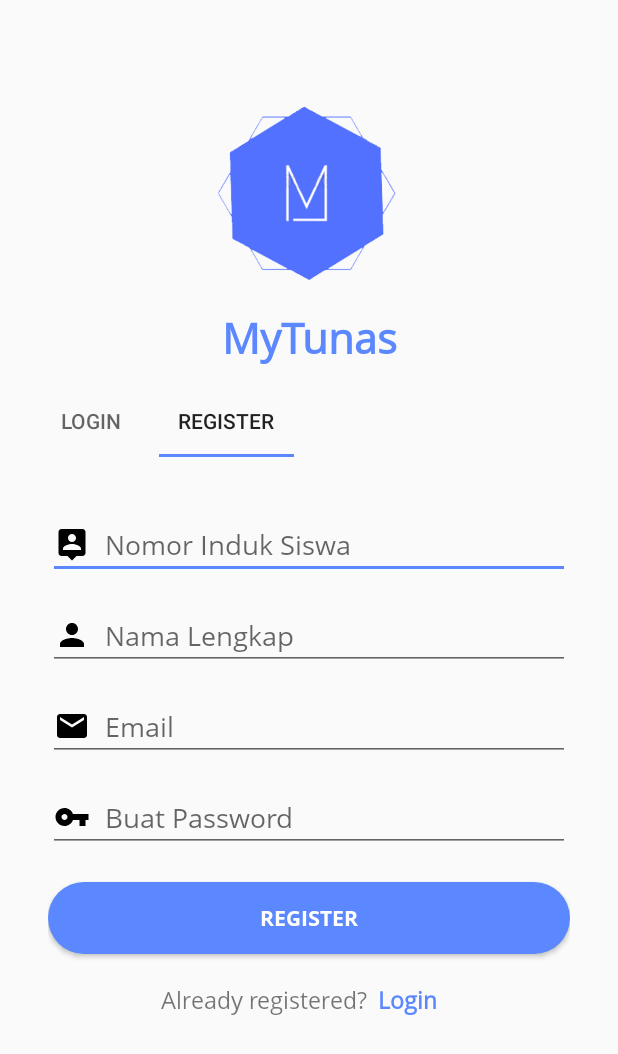
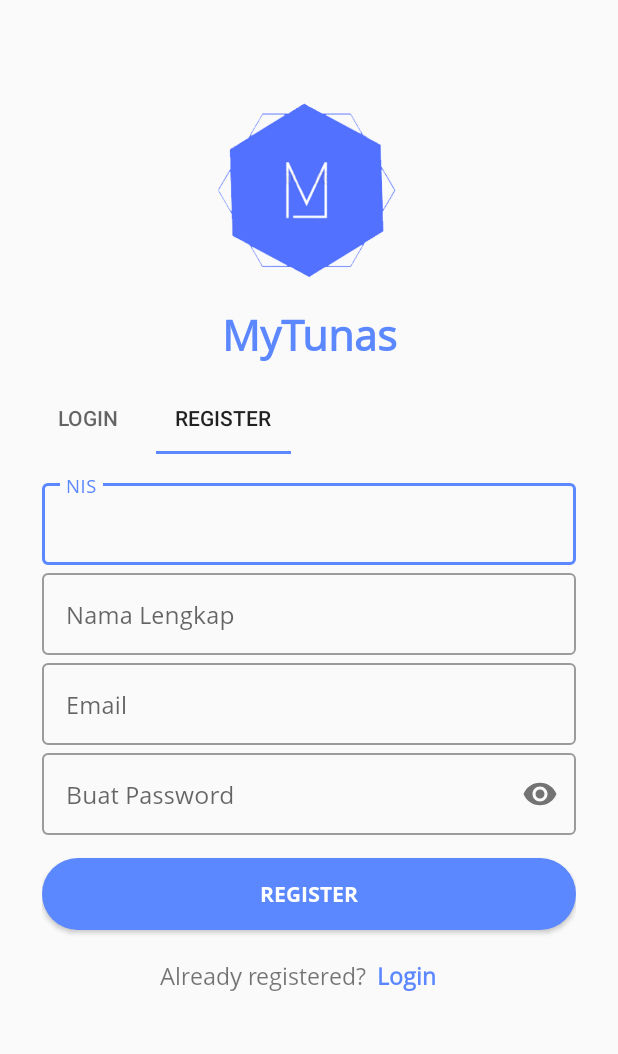
Before and after one commit to yosafatrend/MyTunasRe, an Android app: the screen it shows after launch (Main2Activity), tab 2 chosen, on a phone screen of 412 x 824 dp. Shown: the top 1054 px of the screen. Run offline under Robolectric (Android 15) with nearby library versions, the phone set to English and light mode, and no system bars; our stand-ins replace Firebase (no records; nobody signed in at launch, a user with empty details on screens opened directly); 1 statement that could not run was skipped.

Commit message:
merevisi input layout

```diff
--- a/app/build.gradle
+++ b/app/build.gradle
@@ -31,5 +31,7 @@ dependencies {
     testImplementation 'junit:junit:4.12'
     androidTestImplementation 'androidx.test.ext:junit:1.1.1'
     androidTestImplementation 'androidx.test.espresso:espresso-core:3.2.0'
-    implementation 'com.google.android.material:material:1.1.0'
+    implementation 'com.google.android.material:material:1.0.0'
+    //noinspection GradleCompatible
+    implementation 'com.android.support:design:28.0.0'
 }
--- a/app/src/main/java/com/spect/mytunas/LoginFragment.java
+++ b/app/src/main/java/com/spect/mytunas/LoginFragment.java
@@ -18,11 +18,12 @@ import android.widget.Toast;
 
 import com.google.android.gms.tasks.OnCompleteListener;
 import com.google.android.gms.tasks.Task;
+import com.google.android.material.textfield.TextInputEditText;
 import com.google.firebase.auth.AuthResult;
 import com.google.firebase.auth.FirebaseAuth;
 
 public class LoginFragment extends Fragment {
-    private EditText edtEmail, edtPass;
+    private TextInputEditText edtEmail, edtPass;
     private Button btnLogin;
     ProgressBar progressBar;
     FirebaseAuth mAuth;
@@ -38,8 +39,8 @@ public class LoginFragment extends Fragment {
         // Inflate the layout for this fragment
         View v = inflater.inflate(R.layout.fragment_login, container, false);
 
-        edtEmail = v.findViewById(R.id.edtEmailLog);
-        edtPass = v.findViewById(R.id.edtPassLog);
+        edtEmail = v.findViewById(R.id.edtEmail);
+        edtPass = v.findViewById(R.id.edtPass);
         btnLogin = v.findViewById(R.id.btnLogin);
         mAuth = FirebaseAuth.getInstance();
         progressBar = v.findViewById(R.id.progressBar);
--- a/app/src/main/java/com/spect/mytunas/Main2Activity.java
+++ b/app/src/main/java/com/spect/mytunas/Main2Activity.java
@@ -14,6 +14,7 @@ import android.widget.Toast;
 
 import com.google.android.material.tabs.TabItem;
 import com.google.android.material.tabs.TabLayout;
+import com.google.android.material.textfield.TextInputEditText;
 import com.google.firebase.database.DataSnapshot;
 import com.google.firebase.database.DatabaseError;
 import com.google.firebase.database.DatabaseReference;
@@ -22,7 +23,7 @@ import com.google.firebase.database.Query;
 import com.google.firebase.database.ValueEventListener;
 
 public class Main2Activity extends AppCompatActivity {
-    EditText edtNis, edtPass, edtNama;
+    TextInputEditText edtNis, edtPass, edtNama;
     Button btnRegist;
     private DatabaseReference Siswa;
 
--- a/app/src/main/java/com/spect/mytunas/RegisterFragment.java
+++ b/app/src/main/java/com/spect/mytunas/RegisterFragment.java
@@ -20,6 +20,7 @@ import android.widget.Toast;
 
 import com.google.android.gms.tasks.OnCompleteListener;
 import com.google.android.gms.tasks.Task;
+import com.google.android.material.textfield.TextInputEditText;
 import com.google.firebase.auth.AuthResult;
 import com.google.firebase.auth.FirebaseAuth;
 import com.google.firebase.auth.FirebaseAuthUserCollisionException;
@@ -35,7 +36,7 @@ import com.google.firebase.database.ValueEventListener;
  * A simple {@link Fragment} subclass.
  */
 public class RegisterFragment extends Fragment {
-    EditText edtNis, edtPass, edtNama, edtEmail;
+    TextInputEditText edtNis, edtPass, edtNama, edtEmail;
     Button btnRegist;
     ProgressBar progressBar;
     private DatabaseReference Siswa;
--- a/app/src/main/res/layout/activity_main2.xml
+++ b/app/src/main/res/layout/activity_main2.xml
@@ -5,7 +5,7 @@
     android:layout_width="match_parent"
     android:layout_height="match_parent"
     android:orientation="vertical"
-    android:padding="16dp"
+    android:padding="14dp"
     tools:context=".Main2Activity">
 
     <ImageView
--- a/app/src/main/res/layout/fragment_login.xml
+++ b/app/src/main/res/layout/fragment_login.xml
@@ -5,6 +5,7 @@
     android:layout_width="match_parent"
     android:layout_height="match_parent"
     tools:context=".LoginFragment">
+
     <ProgressBar
         android:id="@+id/progressBar"
         android:layout_width="match_parent"
@@ -12,45 +13,63 @@
         android:indeterminateDrawable="@drawable/stylepb"
         android:indeterminateDuration="@android:integer/config_mediumAnimTime"
         android:visibility="visible" />
+
     <ScrollView
         android:layout_width="match_parent"
         android:layout_height="match_parent">
+
         <androidx.constraintlayout.widget.ConstraintLayout
             android:layout_width="match_parent"
-        android:padding="16sp"
-        android:layout_height="match_parent">
+            android:layout_height="match_parent"
+            android:padding="14dp"
+            >
 
-        <EditText
+            <com.google.android.material.textfield.TextInputLayout
                 android:id="@+id/edtPassLog"
+                style="@style/Widget.MaterialComponents.TextInputLayout.OutlinedBox"
+                android:layout_width="match_parent"
+                android:layout_height="60dp"
+                app:errorEnabled="true"
+                app:layout_constraintEnd_toEndOf="@+id/edtEmailLog"
+                app:layout_constraintStart_toStartOf="@+id/edtEmailLog"
+                app:layout_constraintTop_toBottomOf="@+id/edtEmailLog"
+                app:passwordToggleEnabled="true">
+
+                <com.google.android.material.textfield.TextInputEditText
+                    android:id="@+id/edtPass"
                     android:layout_width="match_parent"
                     android:layout_height="wrap_content"
-            android:layout_marginTop="15dp"
-            android:drawableLeft="@drawable/ic_vpn_key_black_24dp"
-            android:drawablePadding="10dp"
+                    android:layout_gravity="center_vertical"
                     android:fontFamily="@font/opensansergular"
                     android:hint="Password"
-            android:inputType="textPassword"
-            app:layout_constraintEnd_toEndOf="@+id/edtEmailLog"
-            app:layout_constraintTop_toBottomOf="@+id/edtEmailLog" />
+                    android:inputType="textPassword" />
+            </com.google.android.material.textfield.TextInputLayout>
 
-        <EditText
+            <com.google.android.material.textfield.TextInputLayout
                 android:id="@+id/edtEmailLog"
+                style="@style/Widget.MaterialComponents.TextInputLayout.OutlinedBox"
+                android:layout_width="match_parent"
+                android:layout_height="60dp"
+                app:errorEnabled="true"
+                app:layout_constraintEnd_toEndOf="parent"
+                app:layout_constraintStart_toStartOf="parent"
+                app:layout_constraintTop_toTopOf="parent">
+
+                <com.google.android.material.textfield.TextInputEditText
+                    android:id="@+id/edtEmail"
                     android:layout_width="match_parent"
                     android:layout_height="wrap_content"
-            android:drawableLeft="@drawable/ic_email_black_24dp"
-            android:drawablePadding="10dp"
+                    android:layout_gravity="center_vertical"
                     android:fontFamily="@font/opensansergular"
                     android:hint="Email"
-            android:inputType="textEmailAddress"
-            app:layout_constraintEnd_toEndOf="parent"
-            app:layout_constraintStart_toStartOf="parent"
-            app:layout_constraintTop_toTopOf="parent" />
+                    android:inputType="textEmailAddress" />
+            </com.google.android.material.textfield.TextInputLayout>
 
             <TextView
                 android:id="@+id/textView"
                 android:layout_width="120dp"
                 android:layout_height="30dp"
-            android:layout_marginTop="15dp"
+                android:layout_marginTop="10dp"
                 android:fontFamily="@font/opensansergular"
                 android:text="Forgot Password?"
                 app:layout_constraintEnd_toEndOf="@+id/edtEmailLog"
--- a/app/src/main/res/layout/fragment_register.xml
+++ b/app/src/main/res/layout/fragment_register.xml
@@ -19,9 +19,9 @@
         android:layout_height="match_parent">
 
         <androidx.constraintlayout.widget.ConstraintLayout
-        android:padding="16sp"
             android:layout_width="match_parent"
-        android:layout_height="match_parent">
+            android:layout_height="match_parent"
+            android:padding="14dp">
 
             <TextView
                 android:id="@+id/textView3"
@@ -54,70 +54,106 @@
                 android:id="@+id/btnRegist"
                 android:layout_width="match_parent"
                 android:layout_height="wrap_content"
-            android:layout_marginTop="20dp"
+                android:layout_marginTop="15dp"
                 android:background="@drawable/custombutton"
                 android:fontFamily="@font/opensansbold"
                 android:text="REGISTER"
                 android:textColor="#fff"
-            app:layout_constraintEnd_toEndOf="@+id/edtPass"
-            app:layout_constraintStart_toStartOf="@+id/edtPass"
-            app:layout_constraintTop_toBottomOf="@+id/edtPass" />
+                app:layout_constraintEnd_toEndOf="@+id/linearLayout"
+                app:layout_constraintHorizontal_bias="0.0"
+                app:layout_constraintStart_toStartOf="@+id/linearLayout"
+                app:layout_constraintTop_toBottomOf="@+id/linearLayout" />
 
-        <EditText
+            <LinearLayout
+                android:id="@+id/linearLayout"
+                android:layout_width="match_parent"
+                android:layout_height="wrap_content"
+                android:orientation="vertical"
+                app:layout_constraintEnd_toEndOf="parent"
+                app:layout_constraintStart_toStartOf="parent"
+                app:layout_constraintTop_toTopOf="parent">
+
+                <com.google.android.material.textfield.TextInputLayout
+                    android:id="@+id/edtNisLog"
+                    style="@style/Widget.MaterialComponents.TextInputLayout.OutlinedBox"
+                    android:layout_width="match_parent"
+                    android:layout_height="60dp"
+                    app:errorEnabled="true"
+                    app:layout_constraintEnd_toEndOf="parent"
+                    app:layout_constraintStart_toStartOf="parent"
+                    app:layout_constraintTop_toTopOf="parent">
+
+                    <com.google.android.material.textfield.TextInputEditText
                         android:id="@+id/edtNis"
                         android:layout_width="match_parent"
                         android:layout_height="wrap_content"
-            android:layout_marginTop="20dp"
-            android:drawableLeft="@drawable/ic_person_pin_black_24dp"
-            android:drawablePadding="10dp"
+                        android:layout_gravity="center_vertical"
                         android:fontFamily="@font/opensansergular"
-            android:hint="Nomor Induk Siswa"
-            android:inputType="number"
-            app:layout_constraintEnd_toEndOf="parent"
+                        android:hint="NIS"
+                        android:inputType="number" />
+                </com.google.android.material.textfield.TextInputLayout>
+
+                <com.google.android.material.textfield.TextInputLayout
+                    android:id="@+id/edtNamaLog"
+                    style="@style/Widget.MaterialComponents.TextInputLayout.OutlinedBox"
+                    android:layout_width="match_parent"
+                    android:layout_height="60dp"
+                    app:errorEnabled="true"
+                    app:layout_constraintEnd_toEndOf="@+id/edtNisLog"
                     app:layout_constraintStart_toStartOf="parent"
-            app:layout_constraintTop_toTopOf="parent" />
+                    app:layout_constraintTop_toBottomOf="@+id/edtNisLog">
 
-        <EditText
+                    <com.google.android.material.textfield.TextInputEditText
                         android:id="@+id/edtNama"
                         android:layout_width="match_parent"
                         android:layout_height="wrap_content"
-            android:layout_marginTop="15dp"
-            android:drawableLeft="@drawable/ic_person_black_24dp"
-            android:drawablePadding="10dp"
+                        android:layout_gravity="center_vertical"
                         android:fontFamily="@font/opensansergular"
                         android:hint="Nama Lengkap"
-            app:layout_constraintEnd_toEndOf="@+id/edtNis"
-            app:layout_constraintStart_toStartOf="@+id/edtNis"
-            app:layout_constraintTop_toBottomOf="@+id/edtNis" />
+                        android:inputType="text" />
+                </com.google.android.material.textfield.TextInputLayout>
 
-        <EditText
+                <com.google.android.material.textfield.TextInputLayout
+                    android:id="@+id/edtEmailLog"
+                    style="@style/Widget.MaterialComponents.TextInputLayout.OutlinedBox"
+                    android:layout_width="match_parent"
+                    android:layout_height="60dp"
+                    app:errorEnabled="true"
+                    app:layout_constraintEnd_toEndOf="@+id/edtNisLog"
+                    app:layout_constraintStart_toStartOf="parent"
+                    app:layout_constraintTop_toBottomOf="@+id/edtNamaLog">
+
+                    <com.google.android.material.textfield.TextInputEditText
                         android:id="@+id/edtEmail"
                         android:layout_width="match_parent"
                         android:layout_height="wrap_content"
-            android:layout_marginTop="15dp"
-            android:drawableLeft="@drawable/ic_email_black_24dp"
-            android:drawablePadding="10dp"
+                        android:layout_gravity="center_vertical"
                         android:fontFamily="@font/opensansergular"
                         android:hint="Email"
-            app:layout_constraintEnd_toEndOf="@+id/edtNama"
-            app:layout_constraintHorizontal_bias="0.0"
-            app:layout_constraintStart_toStartOf="@+id/edtNama"
-            app:layout_constraintTop_toBottomOf="@+id/edtNama" />
+                        android:inputType="textEmailAddress" />
+                </com.google.android.material.textfield.TextInputLayout>
 
-        <EditText
+                <com.google.android.material.textfield.TextInputLayout
+                    android:id="@+id/edtPassLog"
+                    style="@style/Widget.MaterialComponents.TextInputLayout.OutlinedBox"
+                    android:layout_width="match_parent"
+                    android:layout_height="60dp"
+                    app:errorEnabled="true"
+                    app:layout_constraintEnd_toEndOf="@+id/edtNisLog"
+                    app:layout_constraintStart_toStartOf="parent"
+                    app:layout_constraintTop_toBottomOf="@+id/edtEmailLog"
+                    app:passwordToggleEnabled="true">
+
+                    <com.google.android.material.textfield.TextInputEditText
                         android:id="@+id/edtPass"
                         android:layout_width="match_parent"
                         android:layout_height="wrap_content"
-            android:layout_marginTop="15dp"
-            android:drawableLeft="@drawable/ic_vpn_key_black_24dp"
-            android:drawablePadding="10dp"
+                        android:layout_gravity="center_vertical"
                         android:fontFamily="@font/opensansergular"
                         android:hint="Buat Password"
-            android:inputType="textPassword"
-            app:layout_constraintEnd_toEndOf="@+id/edtEmail"
-            app:layout_constraintHorizontal_bias="0.0"
-            app:layout_constraintStart_toStartOf="@+id/edtEmail"
-            app:layout_constraintTop_toBottomOf="@+id/edtEmail" />
+                        android:inputType="textPassword" />
+                </com.google.android.material.textfield.TextInputLayout>
+            </LinearLayout>
 
         </androidx.constraintlayout.widget.ConstraintLayout>
     </ScrollView>
--- a/app/src/main/res/values/colors.xml
+++ b/app/src/main/res/values/colors.xml
@@ -1,6 +1,8 @@
 <?xml version="1.0" encoding="utf-8"?>
-<resources>
+<resources xmlns:tools="http://schemas.android.com/tools">
     <color name="colorPrimary">#5B87FF</color>
     <color name="colorPrimaryDark">#5B87FF</color>
     <color name="colorAccent">#5B87FF</color>
+
+    <color name="ntrl_textinput_default_box_stroke_color" tools:override="true">#5B87FF</color>
 </resources>
```
Lines whose indentation alone changed are shown as unchanged.
